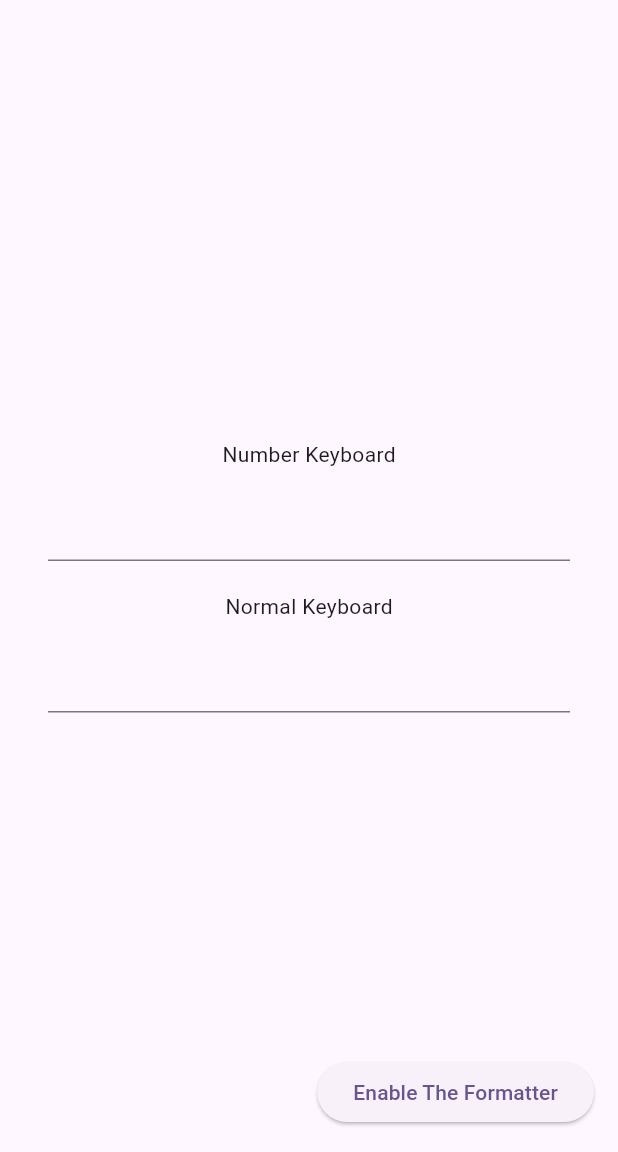
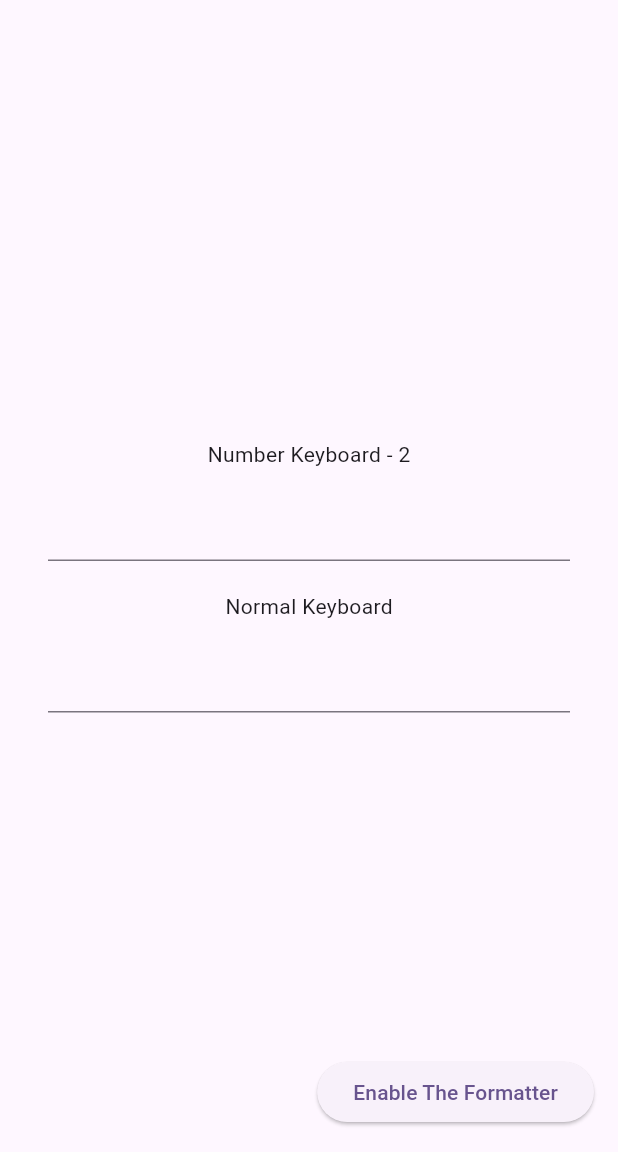
Before and after one commit to JuribaDev/any_language_number_input_formatter, a Flutter app: the screen it shows after launch, on a phone screen of 412 x 824 dp, the part 84-1236 px from its top. Run offline on Flutter 3.47's test engine with Material 2 defaults, Android fonts, the phone set to English and light mode, and no system bars.

Commit message:
push new version of b6a6s

```diff
--- a/example/lib/main.dart
+++ b/example/lib/main.dart
@@ -56,7 +56,7 @@ class _MyHomePageState extends State<MyHomePage> {
             child: Column(
               mainAxisAlignment: MainAxisAlignment.center,
               children: <Widget>[
-                const Text("Number Keyboard"),
+                const Text("Number Keyboard - 2"),
                 TextField(
                   style: const TextStyle(fontSize: 30),
                   keyboardType: TextInputType.number, // The keyboard type is number
```
